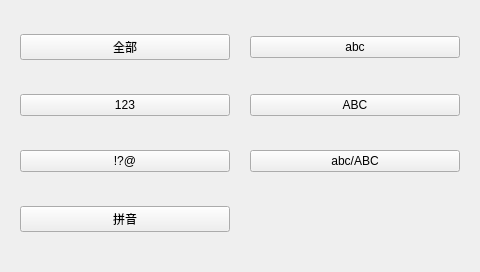
This is pro-pinyin/mainwindow.ui in wexiangis/pinyin as Qt 5 draws it before an edit. The edited form follows.
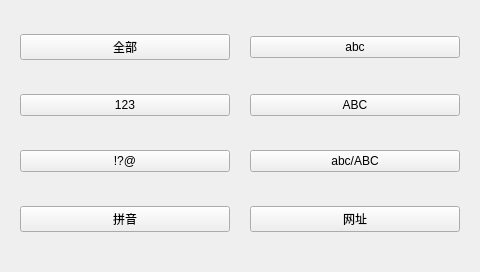
This is the edited form.

Diff of the .ui file:
```diff
--- a/pro-pinyin/mainwindow.ui
+++ b/pro-pinyin/mainwindow.ui
@@ -84,6 +84,13 @@
       </property>
      </widget>
     </item>
+    <item row="3" column="1">
+     <widget class="QPushButton" name="pushButton_user">
+      <property name="text">
+       <string>网址</string>
+      </property>
+     </widget>
+    </item>
    </layout>
   </widget>
  </widget>
```
